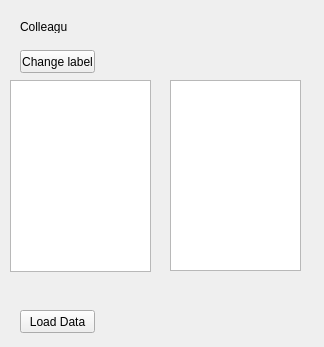
oleksandrmelnychenko/noltapp, file Views/Colleagues/ColleaguesView.ui: the form before one commit.
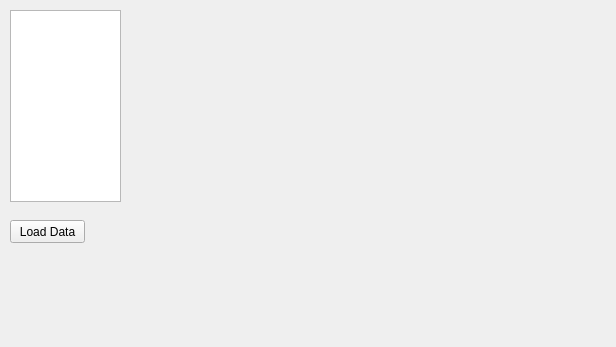
The form after the commit.

Commit message: Refactor PersonEntities and ColleaguesView

The edit to the form file:
```diff
--- a/Views/Colleagues/ColleaguesView.ui
+++ b/Views/Colleagues/ColleaguesView.ui
@@ -6,41 +6,18 @@
    <rect>
     <x>0</x>
     <y>0</y>
-    <width>324</width>
+    <width>616</width>
     <height>347</height>
    </rect>
   </property>
   <property name="windowTitle">
    <string>Form</string>
   </property>
-  <widget class="QLabel" name="label">
-   <property name="geometry">
-    <rect>
-     <x>20</x>
-     <y>20</y>
-     <width>47</width>
-     <height>13</height>
-    </rect>
-   </property>
-   <property name="text">
-    <string>Colleagues</string>
-   </property>
-  </widget>
-  <widget class="QTableView" name="tableView">
-   <property name="geometry">
-    <rect>
-     <x>170</x>
-     <y>80</y>
-     <width>131</width>
-     <height>191</height>
-    </rect>
-   </property>
-  </widget>
   <widget class="QPushButton" name="btnLoadData">
    <property name="geometry">
     <rect>
-     <x>20</x>
-     <y>310</y>
+     <x>10</x>
+     <y>220</y>
      <width>75</width>
      <height>23</height>
     </rect>
@@ -49,25 +26,12 @@
     <string>Load Data</string>
    </property>
   </widget>
-  <widget class="QPushButton" name="btnChangeLabel">
-   <property name="geometry">
-    <rect>
-     <x>20</x>
-     <y>50</y>
-     <width>75</width>
-     <height>23</height>
-    </rect>
-   </property>
-   <property name="text">
-    <string>Change label</string>
-   </property>
-  </widget>
-  <widget class="QTableWidget" name="tableWidget">
+  <widget class="QTableWidget" name="tblWidgetId">
    <property name="geometry">
     <rect>
      <x>10</x>
-     <y>80</y>
-     <width>141</width>
+     <y>10</y>
+     <width>111</width>
      <height>192</height>
     </rect>
    </property>
```
The commit also changes 9 other files.
